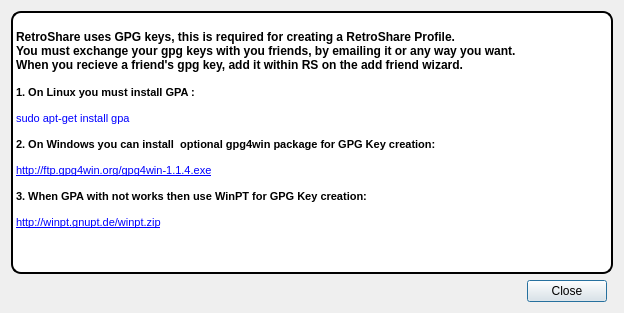
Qt form retroshare-gui/src/gui/InfoDialog.ui (RetroShare/RetroShare) before a commit.
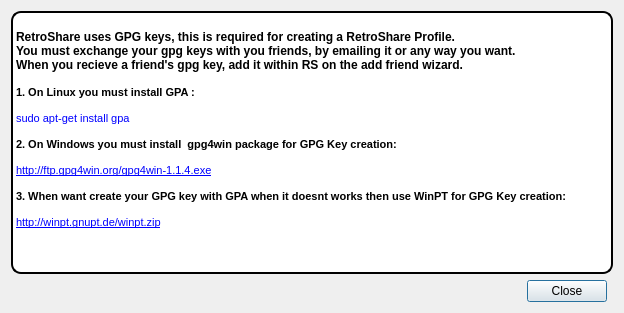
The same form after that commit. Icons and pictures are not drawn.

The edit to the form file:
```diff
--- a/retroshare-gui/src/gui/InfoDialog.ui
+++ b/retroshare-gui/src/gui/InfoDialog.ui
@@ -40,11 +40,11 @@
 &lt;p style=&quot;-qt-paragraph-type:empty; margin-top:0px; margin-bottom:0px; margin-left:0px; margin-right:0px; -qt-block-indent:0; text-indent:0px; font-size:8pt; font-weight:600;&quot;&gt;&lt;/p&gt;
 &lt;p style=&quot; margin-top:0px; margin-bottom:0px; margin-left:0px; margin-right:0px; -qt-block-indent:0; text-indent:0px;&quot;&gt;&lt;span style=&quot; font-size:8pt; color:#0000ff;&quot;&gt;sudo apt-get install gpa&lt;/span&gt;&lt;/p&gt;
 &lt;p style=&quot;-qt-paragraph-type:empty; margin-top:0px; margin-bottom:0px; margin-left:0px; margin-right:0px; -qt-block-indent:0; text-indent:0px; font-size:8pt; color:#0000ff;&quot;&gt;&lt;/p&gt;
-&lt;p style=&quot; margin-top:0px; margin-bottom:0px; margin-left:0px; margin-right:0px; -qt-block-indent:0; text-indent:0px;&quot;&gt;&lt;span style=&quot; font-size:8pt; font-weight:600;&quot;&gt;2. On Windows you can install  optional gpg4win package for GPG Key creation:&lt;/span&gt;&lt;/p&gt;
+&lt;p style=&quot; margin-top:0px; margin-bottom:0px; margin-left:0px; margin-right:0px; -qt-block-indent:0; text-indent:0px;&quot;&gt;&lt;span style=&quot; font-size:8pt; font-weight:600;&quot;&gt;2. On Windows you must install  gpg4win package for GPG Key creation:&lt;/span&gt;&lt;/p&gt;
 &lt;p style=&quot;-qt-paragraph-type:empty; margin-top:0px; margin-bottom:0px; margin-left:0px; margin-right:0px; -qt-block-indent:0; text-indent:0px; font-size:8pt; font-weight:600;&quot;&gt;&lt;/p&gt;
 &lt;p style=&quot; margin-top:0px; margin-bottom:0px; margin-left:0px; margin-right:0px; -qt-block-indent:0; text-indent:0px;&quot;&gt;&lt;a href=&quot;http://ftp.gpg4win.org/gpg4win-1.1.4.exe&quot;&gt;&lt;span style=&quot; font-size:8pt; text-decoration: underline; color:#0000ff;&quot;&gt;http://ftp.gpg4win.org/gpg4win-1.1.4.exe&lt;/span&gt;&lt;/a&gt;&lt;/p&gt;
 &lt;p style=&quot;-qt-paragraph-type:empty; margin-top:0px; margin-bottom:0px; margin-left:0px; margin-right:0px; -qt-block-indent:0; text-indent:0px; font-size:8pt; text-decoration: underline; color:#0000ff;&quot;&gt;&lt;/p&gt;
-&lt;p style=&quot; margin-top:0px; margin-bottom:0px; margin-left:0px; margin-right:0px; -qt-block-indent:0; text-indent:0px;&quot;&gt;&lt;span style=&quot; font-size:8pt; font-weight:600; color:#000000;&quot;&gt;3. When GPA with not works then use WinPT for GPG Key creation:&lt;/span&gt;&lt;/p&gt;
+&lt;p style=&quot; margin-top:0px; margin-bottom:0px; margin-left:0px; margin-right:0px; -qt-block-indent:0; text-indent:0px;&quot;&gt;&lt;span style=&quot; font-size:8pt; font-weight:600; color:#000000;&quot;&gt;3. When want create your GPG key with GPA when it doesnt works then use WinPT for GPG Key creation:&lt;/span&gt;&lt;/p&gt;
 &lt;p style=&quot;-qt-paragraph-type:empty; margin-top:0px; margin-bottom:0px; margin-left:0px; margin-right:0px; -qt-block-indent:0; text-indent:0px; font-size:8pt; color:#0000ff;&quot;&gt;&lt;/p&gt;
 &lt;p style=&quot; margin-top:0px; margin-bottom:0px; margin-left:0px; margin-right:0px; -qt-block-indent:0; text-indent:0px;&quot;&gt;&lt;a href=&quot;http://winpt.gnupt.de/winpt.zip&quot;&gt;&lt;span style=&quot; font-size:8pt; text-decoration: underline; color:#0000ff;&quot;&gt;http://winpt.gnupt.de/winpt.zip&lt;/span&gt;&lt;/a&gt;&lt;/p&gt;
 &lt;p style=&quot;-qt-paragraph-type:empty; margin-top:0px; margin-bottom:0px; margin-left:0px; margin-right:0px; -qt-block-indent:0; text-indent:0px; font-size:8pt; text-decoration: underline; color:#0000ff;&quot;&gt;&lt;/p&gt;
```
